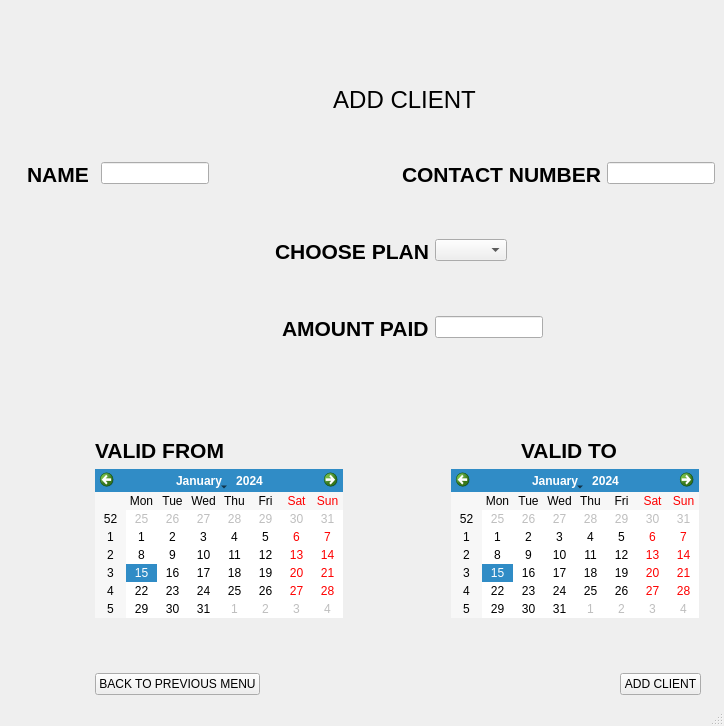
Before: the Qt Designer form ui/add-client.ui in yashu2001/gym-manager, drawn with Qt 5.
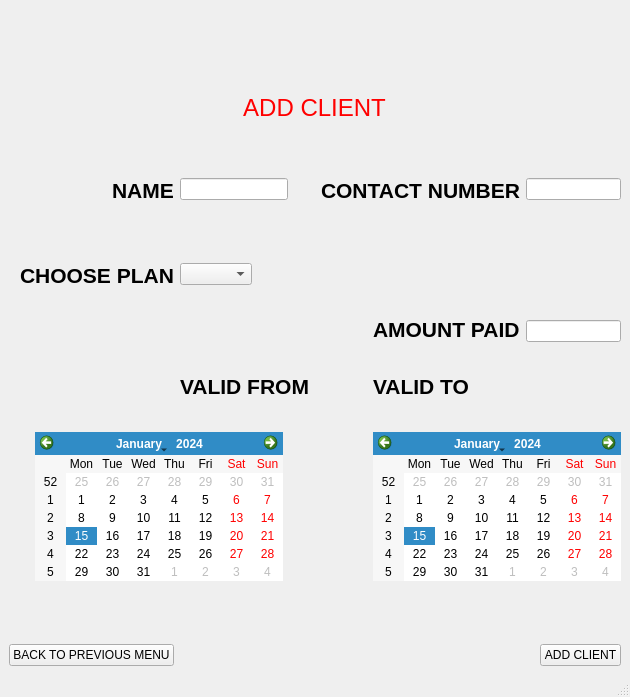
After: the same form once the commit is applied. Icons and pictures are not drawn.

What changed in the file:
```diff
--- a/ui/add-client.ui
+++ b/ui/add-client.ui
@@ -6,8 +6,8 @@
    <rect>
     <x>0</x>
     <y>0</y>
-    <width>724</width>
-    <height>726</height>
+    <width>629</width>
+    <height>697</height>
    </rect>
   </property>
   <property name="windowTitle">
@@ -15,6 +15,23 @@
   </property>
   <widget class="QWidget" name="centralwidget">
    <layout class="QGridLayout" name="gridLayout">
+    <item row="2" column="3" colspan="3" alignment="Qt::AlignRight|Qt::AlignTop">
+     <widget class="QLabel" name="label_4">
+      <property name="text">
+       <string>&lt;html&gt;&lt;head/&gt;&lt;body&gt;&lt;p&gt;&lt;span style=&quot; font-size:16pt; font-weight:600;&quot;&gt;CONTACT NUMBER&lt;/span&gt;&lt;/p&gt;&lt;/body&gt;&lt;/html&gt;</string>
+      </property>
+     </widget>
+    </item>
+    <item row="2" column="0" alignment="Qt::AlignRight|Qt::AlignTop">
+     <widget class="QLabel" name="label_3">
+      <property name="text">
+       <string>&lt;html&gt;&lt;head/&gt;&lt;body&gt;&lt;p&gt;&lt;span style=&quot; font-size:16pt; font-weight:600;&quot;&gt;NAME&lt;/span&gt;&lt;/p&gt;&lt;/body&gt;&lt;/html&gt;</string>
+      </property>
+     </widget>
+    </item>
+    <item row="7" column="0" colspan="2" alignment="Qt::AlignHCenter|Qt::AlignVCenter">
+     <widget class="QCalendarWidget" name="calendarWidget"/>
+    </item>
     <item row="0" column="0" colspan="7" alignment="Qt::AlignHCenter|Qt::AlignTop">
      <widget class="QLabel" name="label">
       <property name="text">
@@ -28,92 +45,54 @@
       </property>
      </widget>
     </item>
-    <item row="2" column="0" alignment="Qt::AlignRight|Qt::AlignTop">
-     <widget class="QLabel" name="label_3">
-      <property name="text">
-       <string>&lt;html&gt;&lt;head/&gt;&lt;body&gt;&lt;p&gt;&lt;span style=&quot; font-size:16pt; font-weight:600;&quot;&gt;NAME&lt;/span&gt;&lt;/p&gt;&lt;/body&gt;&lt;/html&gt;</string>
-      </property>
-     </widget>
-    </item>
-    <item row="2" column="3" colspan="3" alignment="Qt::AlignRight|Qt::AlignTop">
-     <widget class="QLabel" name="label_4">
-      <property name="text">
-       <string>&lt;html&gt;&lt;head/&gt;&lt;body&gt;&lt;p&gt;&lt;span style=&quot; font-size:16pt; font-weight:600;&quot;&gt;CONTACT NUMBER&lt;/span&gt;&lt;/p&gt;&lt;/body&gt;&lt;/html&gt;</string>
-      </property>
-     </widget>
-    </item>
-    <item row="2" column="6" alignment="Qt::AlignLeft|Qt::AlignTop">
-     <widget class="QLineEdit" name="lineEdit_2">
-      <property name="maximumSize">
-       <size>
-        <width>171</width>
-        <height>16777215</height>
-       </size>
-      </property>
-     </widget>
-    </item>
-    <item row="3" column="2" colspan="2" alignment="Qt::AlignRight|Qt::AlignTop">
-     <widget class="QLabel" name="label_5">
-      <property name="text">
-       <string>&lt;html&gt;&lt;head/&gt;&lt;body&gt;&lt;p&gt;&lt;span style=&quot; font-size:16pt; font-weight:600;&quot;&gt;CHOOSE PLAN&lt;/span&gt;&lt;/p&gt;&lt;/body&gt;&lt;/html&gt;</string>
-      </property>
-     </widget>
-    </item>
-    <item row="3" column="4" alignment="Qt::AlignLeft|Qt::AlignTop">
-     <widget class="QComboBox" name="comboBox"/>
-    </item>
-    <item row="4" column="2" colspan="2" alignment="Qt::AlignRight|Qt::AlignTop">
-     <widget class="QLabel" name="label_8">
-      <property name="text">
-       <string>&lt;html&gt;&lt;head/&gt;&lt;body&gt;&lt;p&gt;&lt;span style=&quot; font-size:16pt; font-weight:600;&quot;&gt;AMOUNT PAID&lt;/span&gt;&lt;/p&gt;&lt;/body&gt;&lt;/html&gt;</string>
-      </property>
-     </widget>
-    </item>
-    <item row="4" column="4" colspan="2" alignment="Qt::AlignLeft|Qt::AlignTop">
-     <widget class="QLineEdit" name="lineEdit_3"/>
-    </item>
-    <item row="5" column="1" colspan="2" alignment="Qt::AlignLeft|Qt::AlignBottom">
+    <item row="6" column="1" alignment="Qt::AlignLeft">
      <widget class="QLabel" name="label_6">
       <property name="text">
        <string>&lt;html&gt;&lt;head/&gt;&lt;body&gt;&lt;p&gt;&lt;span style=&quot; font-size:16pt; font-weight:600;&quot;&gt;VALID FROM&lt;/span&gt;&lt;/p&gt;&lt;/body&gt;&lt;/html&gt;</string>
       </property>
      </widget>
     </item>
-    <item row="5" column="5" colspan="2" alignment="Qt::AlignLeft|Qt::AlignBottom">
-     <widget class="QLabel" name="label_7">
+    <item row="3" column="0" alignment="Qt::AlignRight|Qt::AlignTop">
+     <widget class="QLabel" name="label_5">
       <property name="text">
-       <string>&lt;html&gt;&lt;head/&gt;&lt;body&gt;&lt;p&gt;&lt;span style=&quot; font-size:16pt; font-weight:600;&quot;&gt;VALID TO&lt;/span&gt;&lt;/p&gt;&lt;/body&gt;&lt;/html&gt;</string>
+       <string>&lt;html&gt;&lt;head/&gt;&lt;body&gt;&lt;p&gt;&lt;span style=&quot; font-size:16pt; font-weight:600;&quot;&gt;CHOOSE PLAN&lt;/span&gt;&lt;/p&gt;&lt;/body&gt;&lt;/html&gt;</string>
       </property>
      </widget>
     </item>
-    <item row="6" column="1" colspan="2" alignment="Qt::AlignHCenter|Qt::AlignVCenter">
-     <widget class="QCalendarWidget" name="calendarWidget"/>
-    </item>
-    <item row="6" column="4" colspan="3" alignment="Qt::AlignHCenter|Qt::AlignVCenter">
+    <item row="7" column="4" colspan="3" alignment="Qt::AlignHCenter|Qt::AlignVCenter">
      <widget class="QCalendarWidget" name="calendarWidget_2"/>
     </item>
-    <item row="7" column="1" colspan="2" alignment="Qt::AlignLeft|Qt::AlignBottom">
-     <widget class="QPushButton" name="pushButton_2">
-      <property name="text">
-       <string>BACK TO PREVIOUS MENU</string>
+    <item row="2" column="6" alignment="Qt::AlignLeft|Qt::AlignTop">
+     <widget class="QLineEdit" name="lineEdit_2">
+      <property name="maximumSize">
+       <size>
+        <width>171</width>
+        <height>16777215</height>
+       </size>
       </property>
      </widget>
     </item>
-    <item row="7" column="6" alignment="Qt::AlignHCenter|Qt::AlignBottom">
-     <widget class="QPushButton" name="pushButton">
-      <property name="text">
-       <string>ADD CLIENT</string>
-      </property>
-     </widget>
-    </item>
-    <item row="1" column="1" colspan="6" alignment="Qt::AlignHCenter|Qt::AlignTop">
+    <item row="1" column="0" colspan="7" alignment="Qt::AlignHCenter|Qt::AlignTop">
      <widget class="QLabel" name="label_2">
+      <property name="styleSheet">
+       <string notr="true">color: rgb(255, 0, 0);</string>
+      </property>
       <property name="text">
        <string>&lt;html&gt;&lt;head/&gt;&lt;body&gt;&lt;p align=&quot;center&quot;&gt;&lt;span style=&quot; font-size:18pt;&quot;&gt;ADD CLIENT&lt;/span&gt;&lt;/p&gt;&lt;p align=&quot;center&quot;&gt;&lt;br/&gt;&lt;/p&gt;&lt;/body&gt;&lt;/html&gt;</string>
       </property>
      </widget>
     </item>
-    <item row="2" column="1" alignment="Qt::AlignHCenter|Qt::AlignTop">
+    <item row="3" column="6" alignment="Qt::AlignLeft|Qt::AlignBottom">
+     <widget class="QLineEdit" name="lineEdit_3"/>
+    </item>
+    <item row="3" column="4" colspan="2" alignment="Qt::AlignRight|Qt::AlignBottom">
+     <widget class="QLabel" name="label_8">
+      <property name="text">
+       <string>&lt;html&gt;&lt;head/&gt;&lt;body&gt;&lt;p&gt;&lt;span style=&quot; font-size:16pt; font-weight:600;&quot;&gt;AMOUNT PAID&lt;/span&gt;&lt;/p&gt;&lt;/body&gt;&lt;/html&gt;</string>
+      </property>
+     </widget>
+    </item>
+    <item row="2" column="1" alignment="Qt::AlignLeft|Qt::AlignTop">
      <widget class="QLineEdit" name="lineEdit">
       <property name="maximumSize">
        <size>
@@ -123,6 +102,30 @@
       </property>
      </widget>
     </item>
+    <item row="8" column="6" alignment="Qt::AlignRight|Qt::AlignBottom">
+     <widget class="QPushButton" name="pushButton">
+      <property name="text">
+       <string>ADD CLIENT</string>
+      </property>
+     </widget>
+    </item>
+    <item row="3" column="1" alignment="Qt::AlignLeft|Qt::AlignTop">
+     <widget class="QComboBox" name="comboBox"/>
+    </item>
+    <item row="8" column="0" alignment="Qt::AlignLeft|Qt::AlignBottom">
+     <widget class="QPushButton" name="pushButton_2">
+      <property name="text">
+       <string>BACK TO PREVIOUS MENU</string>
+      </property>
+     </widget>
+    </item>
+    <item row="6" column="4" alignment="Qt::AlignRight">
+     <widget class="QLabel" name="label_7">
+      <property name="text">
+       <string>&lt;html&gt;&lt;head/&gt;&lt;body&gt;&lt;p&gt;&lt;span style=&quot; font-size:16pt; font-weight:600;&quot;&gt;VALID TO&lt;/span&gt;&lt;/p&gt;&lt;/body&gt;&lt;/html&gt;</string>
+      </property>
+     </widget>
+    </item>
    </layout>
   </widget>
   <widget class="QStatusBar" name="statusbar"/>
```
